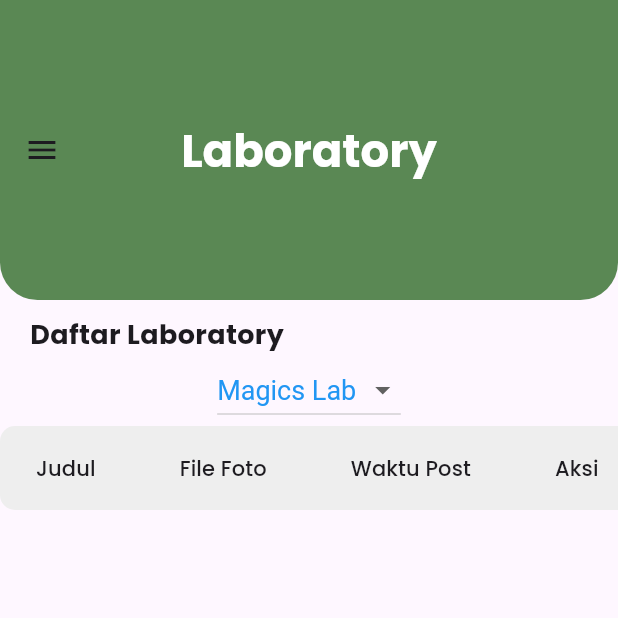
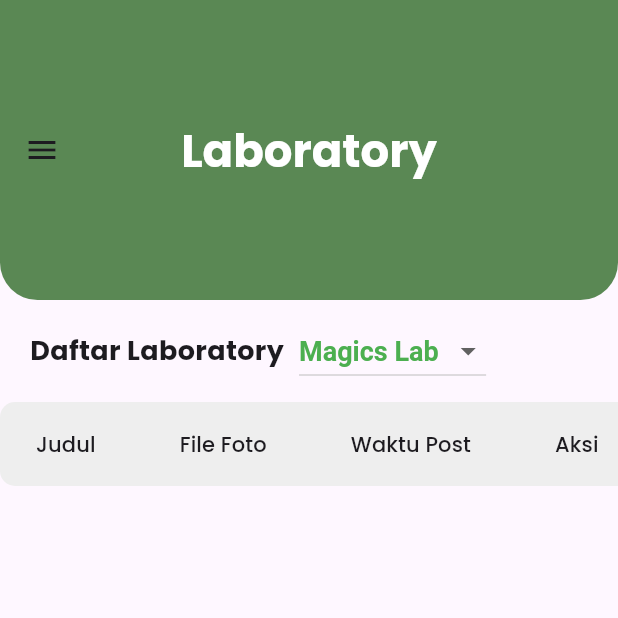
Before and after one commit to Rizkyepk/hmtk_app-master, a Flutter app: the DaftarLaboratory screen opened directly, on a phone screen of 412 x 824 dp, the top half of it. Run offline on Flutter 3.47's test engine with Material 3 defaults, Android fonts, the phone set to English and light mode, and no system bars; our stand-ins replace awesome_dialog, flutter_dotenv, google_fonts, image_picker, share_plus, shared_preferences and 2 more; accounts and stored records are empty; network calls fail.

Commit message:
format dropbox daftar lab

```diff
--- a/lib/presentation/admin/daftar_laboratory.dart
+++ b/lib/presentation/admin/daftar_laboratory.dart
@@ -153,17 +153,16 @@ class _DaftarLaboratoryState extends State<DaftarLaboratory> {
         children: [
           Container(
             padding: const EdgeInsets.fromLTRB(20, 10, 0, 0),
-            child: const Text(
+            child: Row(
+              children: [
+                const Text(
                   "Daftar Laboratory",
                   style: TextStyle(
                     fontSize: 18,
                     fontWeight: FontWeight.bold,
                   ),
                 ),
-          ),
-          Column(
-            children: [
-              // Drop-down menu for lab selection
+                const SizedBox(width: 10), // Beri jarak antara teks dan dropdown
                 DropdownButton<String>(
                   value: selectedLab,
                   items: [
@@ -180,7 +179,8 @@ class _DaftarLaboratoryState extends State<DaftarLaboratory> {
                         '${lab[0].toUpperCase()}${lab.substring(1)} Lab',
                         style: const TextStyle(
                             fontSize: 18,
-                          color: Colors.blue), // Atur ukuran dan warna teks
+                            color: Colors.green,
+                            fontWeight: FontWeight.bold), // Atur ukuran dan warna teks
                       ),
                     );
                   }).toList(),
@@ -192,11 +192,49 @@ class _DaftarLaboratoryState extends State<DaftarLaboratory> {
                   },
                   style: const TextStyle(
                       fontSize: 18,
-                    color: Colors
-                        .blue), // Atur ukuran dan warna teks tombol dropdown
-                dropdownColor:
-                    Colors.grey[200], // Atur warna latar belakang dropdown
+                      color: Colors.blue), // Atur ukuran dan warna teks tombol dropdown
+                  dropdownColor: Colors.grey[200], // Atur warna latar belakang dropdown
                 ),
+              ],
+            ),
+          ),
+          SizedBox(height: 10,),
+          Column(
+            children: [
+              // Drop-down menu for lab selection
+              // DropdownButton<String>(
+              //   value: selectedLab,
+              //   items: [
+              //     'magics',
+              //     'sea',
+              //     'evconn',
+              //     'ismile',
+              //     'rnest',
+              //     'security',
+              //   ].map((lab) {
+              //     return DropdownMenuItem<String>(
+              //       value: lab,
+              //       child: Text(
+              //         '${lab[0].toUpperCase()}${lab.substring(1)} Lab',
+              //         style: const TextStyle(
+              //             fontSize: 18,
+              //             color: Colors.blue), // Atur ukuran dan warna teks
+              //       ),
+              //     );
+              //   }).toList(),
+              //   onChanged: (value) {
+              //     setState(() {
+              //       selectedLab = value;
+              //       _fetchDataLab(selectedLab);
+              //     });
+              //   },
+              //   style: const TextStyle(
+              //       fontSize: 18,
+              //       color: Colors
+              //           .blue), // Atur ukuran dan warna teks tombol dropdown
+              //   dropdownColor:
+              //       Colors.grey[200], // Atur warna latar belakang dropdown
+              // ),
               SingleChildScrollView(
                 scrollDirection: Axis.horizontal,
                 child: Container(
```
Lines whose indentation alone changed are shown as unchanged.
